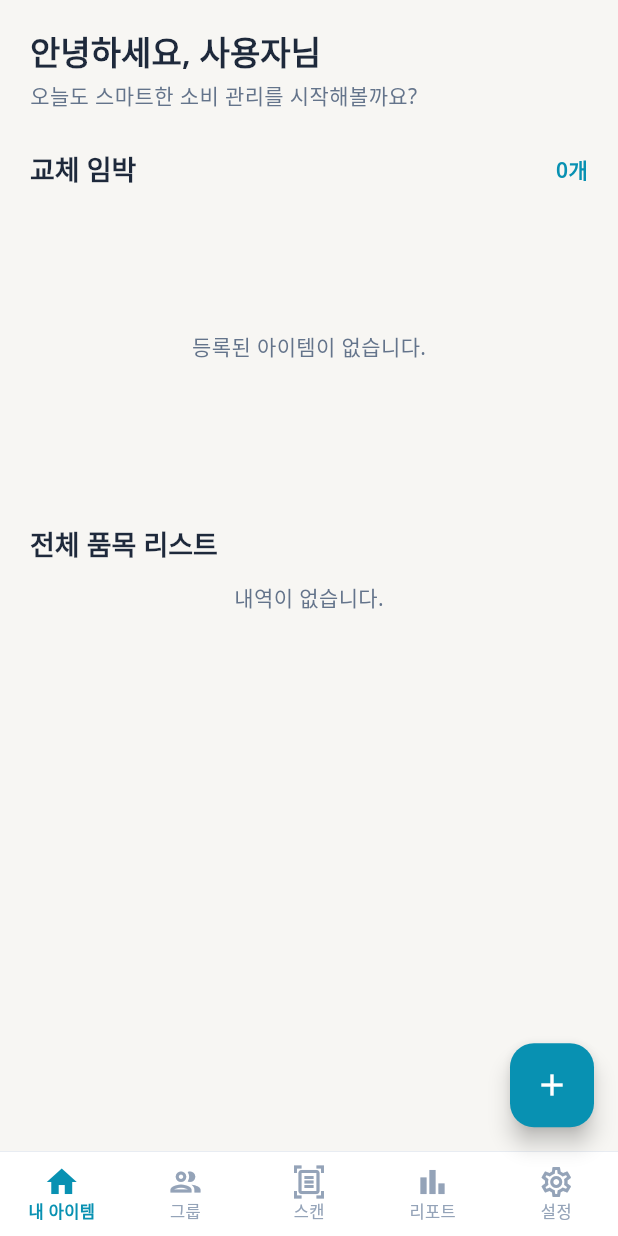
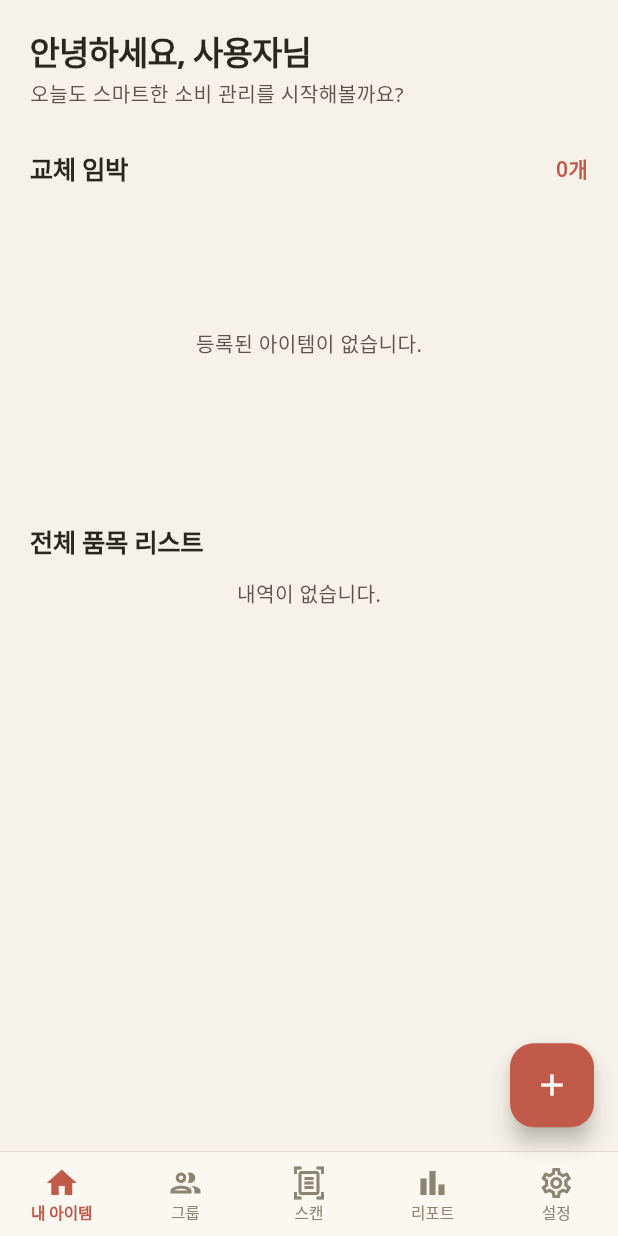
Before and after one commit to hwankr/buylog, a Flutter app: the screen it shows after launch, on a phone screen of 412 x 824 dp. Run offline on Flutter 3.47's test engine with Material 3 defaults, Android fonts, the light colour scheme and no system bars; our stand-ins replace fl_chart, google_fonts, image_picker, supabase_flutter; accounts and stored records are empty.

Commit message:
theme: swap palette to warm-neutral (warm tokens from design handoff)
식별자(AppColors.primary 등)는 그대로 두고 *값*만 따뜻한 뉴트럴 톤으로
교체. 모든 화면이 토큰 경유라 자동 적용된다.

- primary: cyan → terracotta(#C25A4A)
- background: F7F6F3 → F7F2E9 (아이보리)
- success/warning/danger: 따뜻한 톤으로 보정
- textTheme 타이포 weight/letterSpacing을 디자인 명세에 맞춰 미세 조정
- primaryLight2를 primarySoft 슬롯으로 매핑 유지 (호환성)
- textSoft를 ink ramp 가장 옅은 단계로 추가 (items_screen 빈상태 아이콘에서 사용)

자세한 의사결정은 docs/REDESIGN_NOTES.md 참고.

```diff
--- a/lib/theme/app_theme.dart
+++ b/lib/theme/app_theme.dart
@@ -1,24 +1,41 @@
 import 'package:flutter/material.dart';
 import 'package:google_fonts/google_fonts.dart';
 
+/// buylog warm-neutral palette — 아이보리 + 테라코타 + 세이지 모스.
+///
+/// 디자인 핸드오프 `tokens.js`의 `warm` 팔레트 매핑.
+/// **식별자는 develop 시점과 동일**하게 유지 — 모든 화면이 토큰 경유로 색을
+/// 사용하므로 이 파일만 바꾸면 자동으로 새 팔레트가 적용된다. 자세한 변경
+/// 의도는 `docs/REDESIGN_NOTES.md` 참고.
 class AppColors {
-  static const primary = Color(0xFF0891B2);
-  static const primaryLight = Color(0xFF22D3EE);
-  static const primaryDark = Color(0xFF0E7490);
-  static const background = Color(0xFFF7F6F3);
-  static const surface = Color(0xFFFFFFFF);
-  static const surfaceAlt = Color(0xFFF0EFEC);
-  static const text = Color(0xFF1E293B);
-  static const textSecondary = Color(0xFF64748B);
-  static const textMuted = Color(0xFF94A3B8);
-  static const border = Color(0xFFE2E8F0);
-  static const success = Color(0xFF059669);
-  static const warning = Color(0xFFD97706);
-  static const danger = Color(0xFFDC2626);
-  static const dangerLight = Color(0xFFFEE2E2);
-  static const warningLight = Color(0xFFFEF3C7);
-  static const successLight = Color(0xFFD1FAE5);
-  static const primaryLight2 = Color(0xFFCFFAFE);
+  // Brand — terracotta ("정돈된 도구" 톤)
+  static const primary = Color(0xFFC25A4A);
+  static const primaryDark = Color(0xFFA0432F);
+  static const primaryLight = Color(0xFFE89B8C);
+  // 기존 코드가 참조하는 "primary 위 약한 틴트" 슬롯. 디자인의 primarySoft에 매핑.
+  static const primaryLight2 = Color(0xFFF2DDD4);
+
+  // Surfaces — bone cream + ivory
+  static const background = Color(0xFFF7F2E9);
+  static const surface = Color(0xFFFBF8F1);
+  static const surfaceAlt = Color(0xFFEFE8DA);
+
+  // Ink ramp (text → textSecondary → textMuted → textSoft 순으로 옅어짐)
+  static const text = Color(0xFF2A2620);
+  static const textSecondary = Color(0xFF5C544A);
+  static const textMuted = Color(0xFF8E8472);
+  static const textSoft = Color(0xFFB5AC97);
+
+  // Hairlines
+  static const border = Color(0xFFDCD3BF);
+
+  // Status — warm-tier values, 동일 식별자
+  static const success = Color(0xFF5A8A6B);
+  static const successLight = Color(0xFFD8E5DA);
+  static const warning = Color(0xFFB98430);
+  static const warningLight = Color(0xFFF2E2C0);
+  static const danger = Color(0xFFC25A4A);
+  static const dangerLight = Color(0xFFF2DDD4);
 }
 
 class AppTheme {
@@ -40,29 +57,33 @@ class AppTheme {
           color: AppColors.text,
           fontWeight: FontWeight.w700,
           fontSize: 28,
+          letterSpacing: -0.8,
         ),
         headlineMedium: textTheme.headlineMedium?.copyWith(
           color: AppColors.text,
-          fontWeight: FontWeight.w600,
+          fontWeight: FontWeight.w700,
           fontSize: 22,
+          letterSpacing: -0.6,
         ),
         titleLarge: textTheme.titleLarge?.copyWith(
           color: AppColors.text,
-          fontWeight: FontWeight.w600,
-          fontSize: 18,
+          fontWeight: FontWeight.w700,
+          fontSize: 17,
+          letterSpacing: -0.3,
         ),
         titleMedium: textTheme.titleMedium?.copyWith(
           color: AppColors.text,
-          fontWeight: FontWeight.w500,
-          fontSize: 16,
+          fontWeight: FontWeight.w600,
+          fontSize: 15,
+          letterSpacing: -0.2,
         ),
         bodyLarge: textTheme.bodyLarge?.copyWith(
           color: AppColors.text,
-          fontSize: 16,
+          fontSize: 15,
         ),
         bodyMedium: textTheme.bodyMedium?.copyWith(
           color: AppColors.textSecondary,
-          fontSize: 14,
+          fontSize: 13.5,
         ),
         bodySmall: textTheme.bodySmall?.copyWith(
           color: AppColors.textMuted,
@@ -84,8 +105,9 @@ class AppTheme {
         scrolledUnderElevation: 0,
         titleTextStyle: GoogleFonts.notoSans(
           color: AppColors.text,
-          fontSize: 20,
-          fontWeight: FontWeight.w600,
+          fontSize: 18,
+          fontWeight: FontWeight.w700,
+          letterSpacing: -0.3,
         ),
         iconTheme: const IconThemeData(color: AppColors.text),
       ),
@@ -96,10 +118,14 @@ class AppTheme {
         type: BottomNavigationBarType.fixed,
         elevation: 0,
         selectedLabelStyle: TextStyle(
-          fontSize: 11,
-          fontWeight: FontWeight.w600,
+          fontSize: 10.5,
+          fontWeight: FontWeight.w700,
+          letterSpacing: -0.1,
         ),
-        unselectedLabelStyle: TextStyle(fontSize: 11),
+        unselectedLabelStyle: TextStyle(
+          fontSize: 10.5,
+          fontWeight: FontWeight.w500,
+        ),
       ),
     );
   }
```
